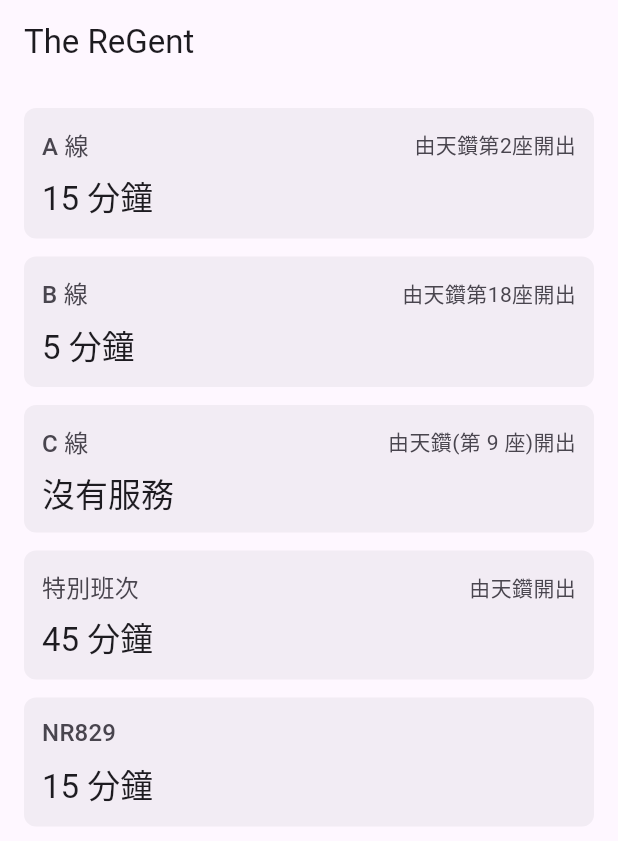
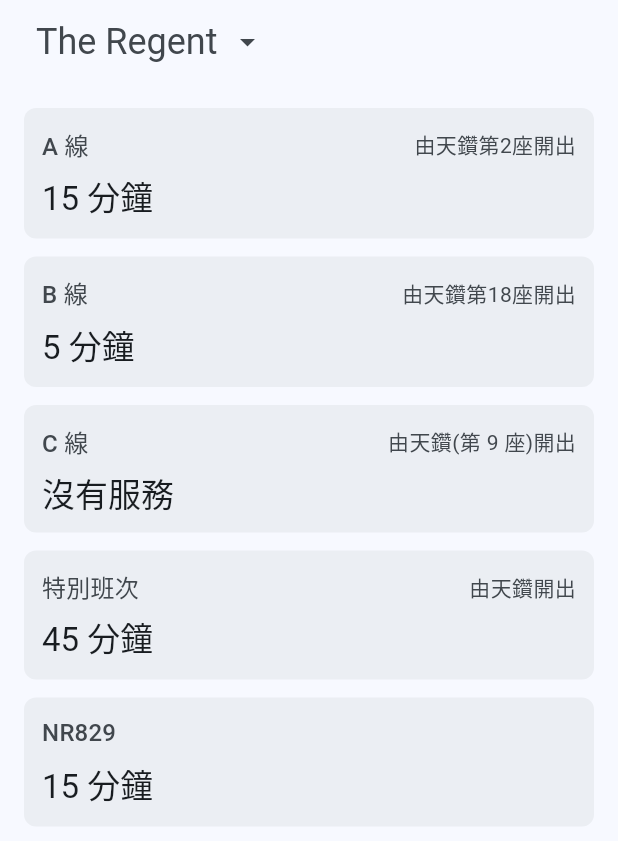
Before and after one commit to willixmch/shuttle, a Flutter app: the screen it shows after launch, on a phone screen of 412 x 824 dp. Shown: the top 841 px of the screen. Run offline on Flutter 3.47's test engine with Material 3 defaults, Android fonts, the phone set to English and light mode, and no system bars; our stand-ins replace sqflite; accounts and stored records are empty.

Commit message:
Add Home Bar

```diff
--- /dev/null
+++ b/lib/components/home_bar.dart
@@ -0,0 +1,49 @@
+import 'package:flutter/material.dart';
+
+class HomeBar extends StatelessWidget implements PreferredSizeWidget {
+  final double toolbarHeight;
+
+  const HomeBar({
+    super.key,
+    this.toolbarHeight = kToolbarHeight, // Default to 56.0
+  });
+
+  @override
+  Widget build(BuildContext context) {
+    final color = Theme.of(context).colorScheme;
+    final typescale = Theme.of(context).textTheme;
+
+    return SafeArea(
+      minimum: EdgeInsets.symmetric(horizontal: 16),
+      child: Container(
+        height: toolbarHeight,
+        child: InkWell(
+          onTap: () {},
+          borderRadius: BorderRadius.circular(8),
+          child: Container(
+            margin: EdgeInsets.symmetric(horizontal: 8),
+            child: Row(
+              spacing: 8,
+              children: [
+                Text(
+                  'The Regent',
+                  style: typescale.headlineSmall!.copyWith(
+                    color: color.onSurfaceVariant,
+                  ),
+                ),
+                Icon(
+                  Icons.arrow_drop_down,
+                  size: 24,
+                  color: color.onSurfaceVariant,
+                ),
+              ],
+            ),
+          ),
+        ),
+      ),
+    );
+  }
+
+  @override
+  Size get preferredSize => Size.fromHeight(toolbarHeight);
+}
--- a/lib/components/shuttle_card.dart
+++ b/lib/components/shuttle_card.dart
@@ -57,14 +57,14 @@ class _ShuttleCardState extends State<ShuttleCard> {
                 Text(
                   widget.route,
                   style: typescale.titleMedium!.copyWith(
-                    color: color.onSurfaceVariant,
+                    color: color.onSurfaceVariant
                   ),
                 ),
                 // Info
                 Text(
                   widget.info,
                   style: typescale.bodyMedium!.copyWith(
-                    color: color.onSurfaceVariant,
+                    color: color.onSurfaceVariant
                   ),
                 ),
               ],
--- a/lib/main.dart
+++ b/lib/main.dart
@@ -14,7 +14,7 @@ class MyApp extends StatelessWidget {
       debugShowCheckedModeBanner: false,
       theme: ThemeData(
         useMaterial3: true,
-        colorScheme: ColorScheme.fromSeed(seedColor: Colors.deepPurple),
+        colorScheme: ColorScheme.fromSeed(seedColor: Colors.lightBlue),
         textTheme: const TextTheme(),
         ),
       home: Home(),
--- a/lib/pages/home.dart
+++ b/lib/pages/home.dart
@@ -1,5 +1,6 @@
 import 'dart:async';
 import 'package:flutter/material.dart';
+import 'package:shuttle/components/home_bar.dart';
 import 'package:shuttle/components/shuttle_card.dart';
 import 'package:shuttle/services/database_helper.dart';
 import 'package:shuttle/models/routes.dart';
@@ -106,7 +107,7 @@ class _HomeState extends State<Home> {
               currentEta = upcomingEta.removeAt(0);
               // Calculate a new upcoming ETA if needed.
               if (upcomingEta.length < 2 && schedules.isNotEmpty) {
-                final lastEta = upcomingEta.isNotEmpty ? upcomingEta.last : currentEta!;
+                final lastEta = upcomingEta.isNotEmpty ? upcomingEta.last : currentEta;
                 final nextEta = EtaCalculator.calculateNextEta(
                   schedules,
                   currentTime,
@@ -145,7 +146,7 @@ class _HomeState extends State<Home> {
   @override
   Widget build(BuildContext context) {
     return Scaffold(
-      appBar: AppBar(title: const Text('The ReGent')),
+      appBar: HomeBar(),
       body: Container(
         margin: const EdgeInsets.all(16),
         child: _cachedRouteData.isEmpty
```
